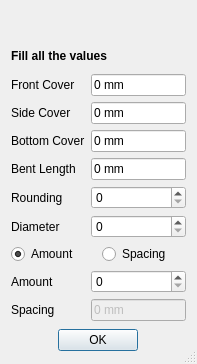
Old version of the form UShapeRebar.ui in the repository amrit3701/FreeCAD-Reinforcement.
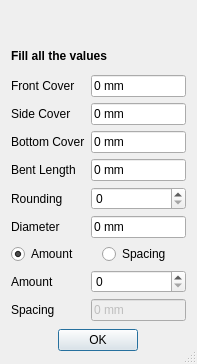
New version of the form. Custom widgets are drawn as their Qt base class.

Commit message: created U-Shape rebar and also defined editDialog() function for U-Shape rebar

```diff
--- a/UShapeRebar.ui
+++ b/UShapeRebar.ui
@@ -138,9 +138,6 @@
        </property>
       </widget>
      </item>
-     <item row="5" column="1">
-      <widget class="Gui::PrefSpinBox" name="diameter"/>
-     </item>
      <item row="6" column="0" colspan="2">
       <layout class="QHBoxLayout" name="horizontalLayout">
        <item>
@@ -199,6 +196,16 @@
        </property>
       </widget>
      </item>
+     <item row="5" column="1">
+      <widget class="Gui::InputField" name="diameter">
+       <property name="text">
+        <string>0 mm</string>
+       </property>
+       <property name="unit" stdset="0">
+        <string notr="true"/>
+       </property>
+      </widget>
+     </item>
     </layout>
    </item>
    <item row="0" column="0" alignment="Qt::AlignHCenter">
```
The commit also changes 1 other file.
